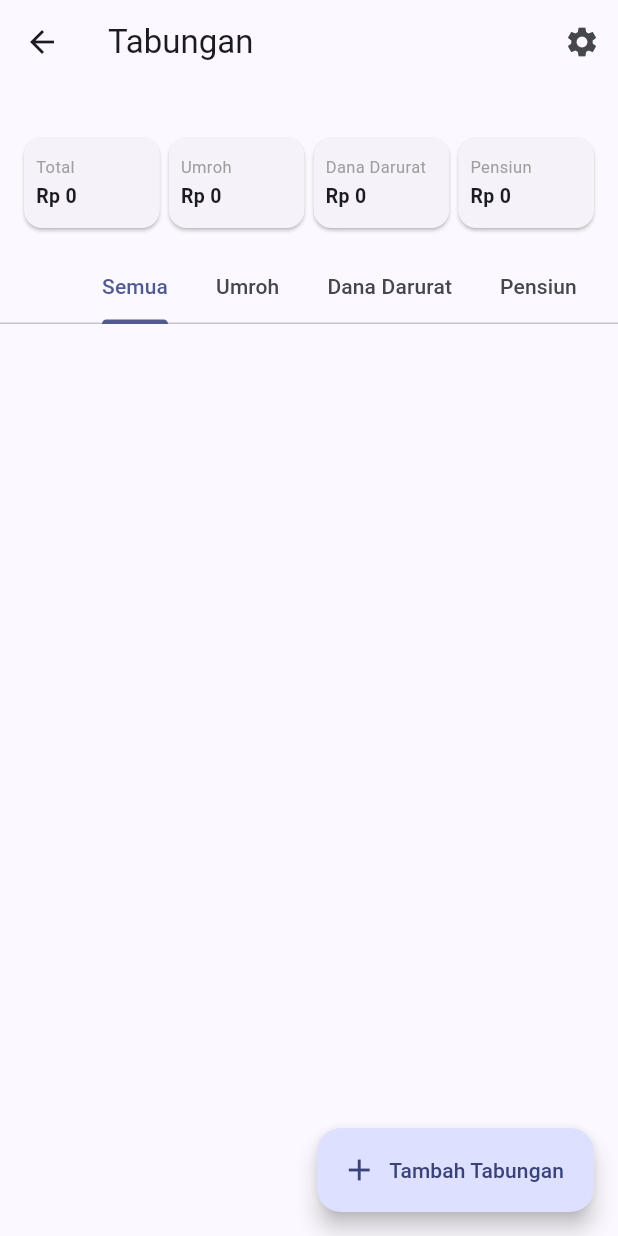
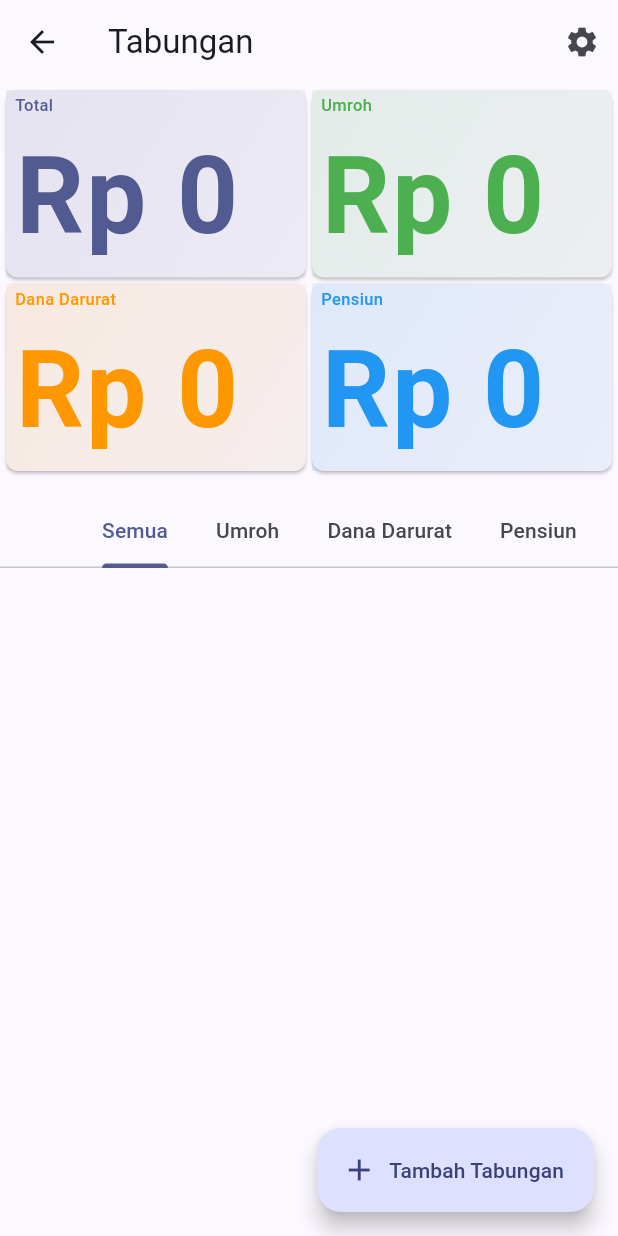
Before and after one commit to aguspuryanto/finance_app, a Flutter app: the SavingsListScreen screen opened directly, on a phone screen of 412 x 824 dp. Run offline on Flutter 3.47's test engine with Material 3 defaults, Android fonts, the light colour scheme and no system bars; our stand-ins replace fl_chart, supabase_flutter; accounts and stored records are empty.

Commit message:
update layout tabungan

```diff
--- a/lib/screens/savings/savings_list_screen.dart
+++ b/lib/screens/savings/savings_list_screen.dart
@@ -94,110 +94,122 @@ class _SavingsListScreenState extends State<SavingsListScreen> with SingleTicker
                 MaterialPageRoute(
                   builder: (context) => const ManageSavingsTypesScreen(),
                 ),
-              ).then((_) {
-                // Reload data ketika kembali dari screen manajemen
-                _loadSavings();
-              });
+              ).then((_) => _loadSavings());
             },
           ),
         ],
-        bottom: PreferredSize(
-          preferredSize: const Size.fromHeight(160), // Memperbesar ukuran dari 120 ke 160
-          child: Column(
+      ),
+      body: Column(
         children: [
-              // Total cards grid
-              Padding(
-                padding: const EdgeInsets.all(16),
-                child: GridView.count(
-                  crossAxisCount: 4,
-                  mainAxisSpacing: 6,
-                  crossAxisSpacing: 6,
-                  childAspectRatio: 1.5,
-                  shrinkWrap: true,
+          // Summary Cards
+          AspectRatio(
+            aspectRatio: 1.5,
+            child: LayoutBuilder(
+              builder: (context, constraints) {
+                final isTablet = constraints.maxWidth > 600;
+                return GridView.builder(
+                  padding: const EdgeInsets.all(4),
                   physics: const NeverScrollableScrollPhysics(),
-                  padding: EdgeInsets.zero,
-                  children: [
-                    // Total card
-                    Card(
+                  gridDelegate: SliverGridDelegateWithFixedCrossAxisCount(
+                    crossAxisCount: isTablet ? 4 : 2,
+                    childAspectRatio: isTablet ? 2.0 : 1.6,
+                    crossAxisSpacing: 4,
+                    mainAxisSpacing: 4,
+                  ),
+                  itemCount: 4,
+                  itemBuilder: (context, index) {
+                    String title;
+                    double amount;
+                    Color color;
+
+                    switch (index) {
+                      case 0:
+                        title = 'Total';
+                        amount = grandTotal;
+                        color = Theme.of(context).primaryColor;
+                        break;
+                      case 1:
+                        title = 'Umroh';
+                        amount = totalPerType['Umroh'] ?? 0;
+                        color = Colors.green;
+                        break;
+                      case 2:
+                        title = 'Dana Darurat';
+                        amount = totalPerType['Dana Darurat'] ?? 0;
+                        color = Colors.orange;
+                        break;
+                      default:
+                        title = 'Pensiun';
+                        amount = totalPerType['Pensiun'] ?? 0;
+                        color = Colors.blue;
+                    }
+
+                    return Card(
+                      elevation: 1,
                       margin: EdgeInsets.zero,
-                      child: Padding(
-                        padding: const EdgeInsets.symmetric(horizontal: 8, vertical: 4),
-                        child: Column(
-                          crossAxisAlignment: CrossAxisAlignment.start,
-                          mainAxisAlignment: MainAxisAlignment.center,
-                          mainAxisSize: MainAxisSize.min,
-                          children: [
-                            const Text(
-                              'Total',
-                              style: TextStyle(
-                                fontSize: 11,
-                                color: Colors.grey,
+                      shape: RoundedRectangleBorder(
+                        borderRadius: BorderRadius.circular(8),
                       ),
-                              maxLines: 1,
-                              overflow: TextOverflow.ellipsis,
-                            ),
-                            const SizedBox(height: 2),
-                            Text(
-                              currencyFormat.format(grandTotal),
-                              style: const TextStyle(
-                                fontSize: 13,
-                                fontWeight: FontWeight.bold,
-                              ),
-                              maxLines: 1,
-                              overflow: TextOverflow.ellipsis,
-                            ),
+                      child: Container(
+                        padding: const EdgeInsets.symmetric(horizontal: 6, vertical: 2),
+                        decoration: BoxDecoration(
+                          gradient: LinearGradient(
+                            begin: Alignment.topLeft,
+                            end: Alignment.bottomRight,
+                            colors: [
+                              color.withOpacity(0.1),
+                              color.withOpacity(0.05),
                             ],
                           ),
                         ),
-                    ),
-                    ...['Umroh', 'Dana Darurat', 'Pensiun'].map((type) {
-                      return Card(
-                        margin: EdgeInsets.zero,
-                        child: Padding(
-                          padding: const EdgeInsets.symmetric(horizontal: 8, vertical: 4),
                         child: Column(
+                          mainAxisSize: MainAxisSize.min,
+                          mainAxisAlignment: MainAxisAlignment.center,
                           crossAxisAlignment: CrossAxisAlignment.start,
-                            mainAxisAlignment: MainAxisAlignment.center,
-                            mainAxisSize: MainAxisSize.min,
                           children: [
                             Text(
-                                type,
-                                style: const TextStyle(
-                                  fontSize: 11,
-                                  color: Colors.grey,
+                              title,
+                              style: TextStyle(
+                                fontSize: isTablet ? 13 : 11,
+                                color: color,
+                                fontWeight: FontWeight.w500,
                               ),
-                                maxLines: 1,
-                                overflow: TextOverflow.ellipsis,
                             ),
-                              const SizedBox(height: 2),
-                              Text(
-                                currencyFormat.format(totalPerType[type] ?? 0),
-                                style: const TextStyle(
-                                  fontSize: 13,
+                            const SizedBox(height: 1),
+                            Expanded(
+                              child: FittedBox(
+                                fit: BoxFit.contain,
+                                alignment: Alignment.centerLeft,
+                                child: Text(
+                                  currencyFormat.format(amount),
+                                  style: TextStyle(
+                                    fontSize: isTablet ? 15 : 13,
                                     fontWeight: FontWeight.bold,
+                                    color: color,
                                   ),
-                                maxLines: 1,
-                                overflow: TextOverflow.ellipsis,
+                                ),
+                              ),
                             ),
                           ],
                         ),
                       ),
                     );
-                    }).toList(),
-                  ],
+                  },
+                );
+              },
             ),
           ),
+
           // TabBar
           TabBar(
             controller: _tabController,
             isScrollable: true,
             tabs: _tabTypes.map((type) => Tab(text: type)).toList(),
           ),
-            ],
-          ),
-        ),
-      ),
-      body: isLoading
+
+          // TabBarView with transactions
+          Expanded(
+            child: isLoading
                 ? const Center(child: CircularProgressIndicator())
                 : TabBarView(
                     controller: _tabController,
@@ -259,6 +271,9 @@ class _SavingsListScreenState extends State<SavingsListScreen> with SingleTicker
                       );
                     }).toList(),
                   ),
+          ),
+        ],
+      ),
       floatingActionButton: FloatingActionButton.extended(
         onPressed: () async {
           final result = await Navigator.push(
```
Lines whose indentation alone changed are shown as unchanged.
